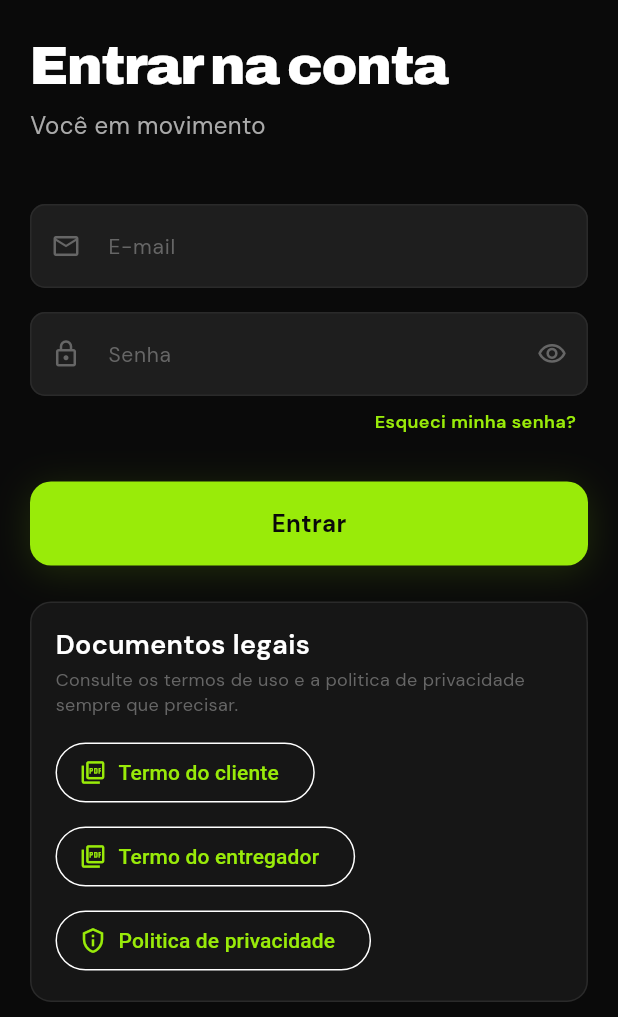
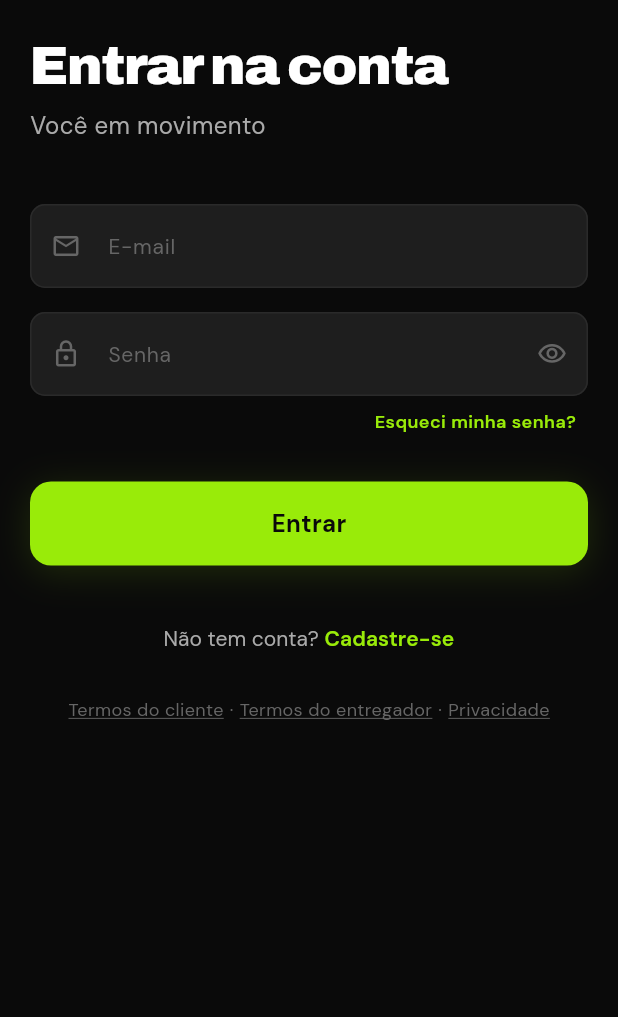
Before and after one commit to ArkGObr/UrbGo, a Flutter app: the LoginScreen screen opened by its route, on a phone screen of 412 x 824 dp, the part 219-1236 px from its top. Run offline on Flutter 3.47's test engine with Material 3 defaults, Android fonts, the phone set to English and light mode, and no system bars; our stand-ins replace app_links, connectivity_plus, dio, firebase_core, firebase_messaging, flutter_dotenv and 11 more; accounts and stored records are empty; network calls fail.

Commit message:
refactor: streamline legal document access and implement push notifications for deliveries and chat

```diff
--- a/lib/features/auth/presentation/login_screen.dart
+++ b/lib/features/auth/presentation/login_screen.dart
@@ -26,9 +26,6 @@ class _LoginScreenState extends ConsumerState<LoginScreen> {
   final _emailCtrl = TextEditingController();
   final _passwordCtrl = TextEditingController();
   bool _obscurePassword = true;
-  bool _openingClientTerms = false;
-  bool _openingDriverTerms = false;
-  bool _openingPrivacy = false;
 
   @override
   void dispose() {
@@ -37,13 +34,22 @@ class _LoginScreenState extends ConsumerState<LoginScreen> {
     super.dispose();
   }
 
-  Future<void> _openPrivacyPolicy() async {
-    setState(() => _openingPrivacy = true);
+  Future<void> _openPrivacyPolicy() => PrivacyPolicySheet.show(context);
+
+  Future<void> _openAssetPdf(String assetPath, String fileName) async {
     try {
-      await PrivacyPolicySheet.show(context);
-    } finally {
+      await DocumentOpenerService().openAssetPdf(
+        assetPath: assetPath,
+        fileName: fileName,
+      );
+    } catch (_) {
       if (mounted) {
-        setState(() => _openingPrivacy = false);
+        ScaffoldMessenger.of(context).showSnackBar(
+          const SnackBar(
+            content: Text('Não foi possível abrir o documento.'),
+            backgroundColor: AppColors.error,
+          ),
+        );
       }
     }
   }
@@ -60,46 +66,6 @@ class _LoginScreenState extends ConsumerState<LoginScreen> {
     final authState = ref.read(authNotifierProvider);
     if (authState.hasError) {
       _showError(authState.error.toString());
-    }
-  }
-
-  Future<void> _openTerms({
-    required String assetPath,
-    required String fileName,
-    required bool isClient,
-  }) async {
-    setState(() {
-      if (isClient) {
-        _openingClientTerms = true;
-      } else {
-        _openingDriverTerms = true;
-      }
-    });
-
-    try {
-      await DocumentOpenerService().openAssetPdf(
-        assetPath: assetPath,
-        fileName: fileName,
-      );
-    } catch (_) {
-      if (mounted) {
-        ScaffoldMessenger.of(context).showSnackBar(
-          const SnackBar(
-            content: Text('Não foi possível abrir o termo agora.'),
-            backgroundColor: AppColors.error,
-          ),
-        );
-      }
-    } finally {
-      if (mounted) {
-        setState(() {
-          if (isClient) {
-            _openingClientTerms = false;
-          } else {
-            _openingDriverTerms = false;
-          }
-        });
-      }
     }
   }
 
@@ -364,93 +330,11 @@ class _LoginScreenState extends ConsumerState<LoginScreen> {
                   ),
                 ),
                 const SizedBox(height: AppSpacing.xl2),
+
+                // Link cadastro
                 FadeSlideIn(
                   delay: const Duration(milliseconds: 500),
-                  child: Container(
-                    width: double.infinity,
-                    padding: const EdgeInsets.all(AppSpacing.lg),
-                    decoration: BoxDecoration(
-                      color: AppColors.surface,
-                      borderRadius: BorderRadius.circular(AppRadius.md),
-                      border: Border.all(color: AppColors.surfaceBorder),
-                    ),
-                    child: Column(
-                      crossAxisAlignment: CrossAxisAlignment.start,
-                      children: [
-                        Text('Documentos legais', style: AppTypography.h3),
-                        const SizedBox(height: AppSpacing.xs),
-                        Text(
-                          'Consulte os termos de uso e a politica de privacidade sempre que precisar.',
-                          style: AppTypography.bodySmall,
-                        ),
-                        const SizedBox(height: AppSpacing.md),
-                        Wrap(
-                          spacing: AppSpacing.sm,
-                          runSpacing: AppSpacing.sm,
-                          children: [
-                            OutlinedButton.icon(
-                              onPressed: _openingClientTerms
-                                  ? null
-                                  : () => _openTerms(
-                                      assetPath: _clientTermsAsset,
-                                      fileName: 'Termo_Cliente_ARKGO.pdf',
-                                      isClient: true,
-                                    ),
-                              icon: _openingClientTerms
-                                  ? const SizedBox(
-                                      width: 16,
-                                      height: 16,
-                                      child: CircularProgressIndicator(
-                                        strokeWidth: 2,
-                                      ),
-                                    )
-                                  : const Icon(Icons.picture_as_pdf_outlined),
-                              label: const Text('Termo do cliente'),
-                            ),
-                            OutlinedButton.icon(
-                              onPressed: _openingDriverTerms
-                                  ? null
-                                  : () => _openTerms(
-                                      assetPath: _driverTermsAsset,
-                                      fileName: 'Termo_Entregador_ARKGO.pdf',
-                                      isClient: false,
-                                    ),
-                              icon: _openingDriverTerms
-                                  ? const SizedBox(
-                                      width: 16,
-                                      height: 16,
-                                      child: CircularProgressIndicator(
-                                        strokeWidth: 2,
-                                      ),
-                                    )
-                                  : const Icon(Icons.picture_as_pdf_outlined),
-                              label: const Text('Termo do entregador'),
-                            ),
-                            OutlinedButton.icon(
-                              onPressed: _openingPrivacy
-                                  ? null
-                                  : _openPrivacyPolicy,
-                              icon: _openingPrivacy
-                                  ? const SizedBox(
-                                      width: 16,
-                                      height: 16,
-                                      child: CircularProgressIndicator(
-                                        strokeWidth: 2,
-                                      ),
-                                    )
-                                  : const Icon(Icons.privacy_tip_outlined),
-                              label: const Text('Politica de privacidade'),
-                            ),
-                          ],
-                        ),
-                      ],
-                    ),
-                  ),
-                ),
-                const SizedBox(height: AppSpacing.xl2),
-
-                // Link cadastro
-                Center(
+                  child: Center(
                     child: TextButton(
                       onPressed: () => context.go('/register'),
                       child: RichText(
@@ -469,6 +353,51 @@ class _LoginScreenState extends ConsumerState<LoginScreen> {
                       ),
                     ),
                   ),
+                ),
+                const SizedBox(height: AppSpacing.lg),
+
+                // Footer com links legais discretos
+                FadeSlideIn(
+                  delay: const Duration(milliseconds: 600),
+                  child: Center(
+                    child: Wrap(
+                      alignment: WrapAlignment.center,
+                      spacing: AppSpacing.xs,
+                      children: [
+                        _LegalLink(
+                          label: 'Termos do cliente',
+                          onTap: () => _openAssetPdf(
+                            _clientTermsAsset,
+                            'Termo_Cliente_ARKGO.pdf',
+                          ),
+                        ),
+                        Text(
+                          '·',
+                          style: AppTypography.bodySmall.copyWith(
+                            color: AppColors.textTertiary,
+                          ),
+                        ),
+                        _LegalLink(
+                          label: 'Termos do entregador',
+                          onTap: () => _openAssetPdf(
+                            _driverTermsAsset,
+                            'Termo_Entregador_ARKGO.pdf',
+                          ),
+                        ),
+                        Text(
+                          '·',
+                          style: AppTypography.bodySmall.copyWith(
+                            color: AppColors.textTertiary,
+                          ),
+                        ),
+                        _LegalLink(
+                          label: 'Privacidade',
+                          onTap: _openPrivacyPolicy,
+                        ),
+                      ],
+                    ),
+                  ),
+                ),
               ],
             ),
           ),
@@ -477,3 +406,25 @@ class _LoginScreenState extends ConsumerState<LoginScreen> {
     );
   }
 }
+
+class _LegalLink extends StatelessWidget {
+  final String label;
+  final VoidCallback onTap;
+
+  const _LegalLink({required this.label, required this.onTap});
+
+  @override
+  Widget build(BuildContext context) {
+    return GestureDetector(
+      onTap: onTap,
+      child: Text(
+        label,
+        style: AppTypography.bodySmall.copyWith(
+          color: AppColors.textTertiary,
+          decoration: TextDecoration.underline,
+          decorationColor: AppColors.textTertiary,
+        ),
+      ),
+    );
+  }
+}
--- a/lib/features/client/domain/delivery_model.dart
+++ b/lib/features/client/domain/delivery_model.dart
@@ -308,7 +308,8 @@ class DeliveryModel {
     _ => Icons.payment_rounded,
   };
 
-  double get netEarnings => _roundCurrency(value - commission);
+  // commission é debitado do saldo do entregador — ele recebe value integral
+  double get platformFee => _roundCurrency(commission);
 
   MotoboyReputation get motoboyReputation => MotoboyReputation.fromMetrics(
     avgRating: motoboyAvgRating ?? 5.0,
--- a/lib/features/motoboy/data/motoboy_repository.dart
+++ b/lib/features/motoboy/data/motoboy_repository.dart
@@ -220,7 +220,7 @@ class MotoboyRepository {
         .toIso8601String();
     final data = await _db
         .from('deliveries')
-        .select('value, commission, completed_at')
+        .select('value, completed_at')
         .eq('motoboy_id', motoboyId)
         .eq('status', 'completed')
         .gte('completed_at', since)
@@ -231,9 +231,7 @@ class MotoboyRepository {
         .map(
           (row) => (
             completedAt: DateTime.parse(row['completed_at'] as String),
-            net:
-                ((row['value'] as num).toDouble() -
-                (row['commission'] as num).toDouble()),
+            net: (row['value'] as num).toDouble(),
           ),
         )
         .toList();
--- a/lib/features/motoboy/presentation/available_runs_screen.dart
+++ b/lib/features/motoboy/presentation/available_runs_screen.dart
@@ -190,7 +190,7 @@ class _AvailableRunsScreenState extends ConsumerState<AvailableRunsScreen> {
               ? 'Nova corrida disponível!'
               : '$newCount novas corridas disponíveis!',
           subtitle:
-              'Você recebe ${CurrencyFormatter.format(value)} • Aceite rápido!',
+              'Você recebe ${CurrencyFormatter.format(value)} — Aceite rápido!',
           type: AppToastType.info,
           duration: const Duration(seconds: 5),
         );
@@ -520,7 +520,7 @@ class _RunCard extends StatelessWidget {
                     ),
                   ),
                   Text(
-                    CurrencyFormatter.format(delivery.netEarnings),
+                    CurrencyFormatter.format(delivery.value),
                     style: AppTypography.numericMedium.copyWith(
                       color: AppColors.primary,
                     ),
```
Also changed, not shown: lib/core/services/notification_service.dart (+17 -8 lines), lib/features/auth/presentation/register_screen.dart (+82 -76 lines), lib/features/motoboy/presentation/active_run_screen.dart (+13 -13 lines), 2 other files. Lines whose indentation alone changed are shown as unchanged.
